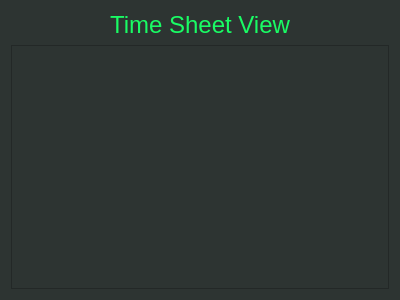
This is timesheetview.ui in evanblough/timesheet_app as Qt 5 draws it before an edit. The edited form follows.
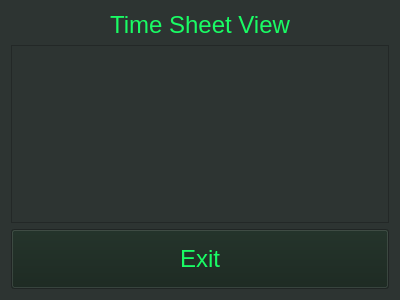
This is the edited form.

Commit message: jfc qt cmon now i can't press the damn back button on android without the app crashing

Diff of the .ui file:
```diff
--- a/timesheetview.ui
+++ b/timesheetview.ui
@@ -509,12 +509,30 @@
         <x>0</x>
         <y>0</y>
         <width>380</width>
-        <height>246</height>
+        <height>180</height>
        </rect>
       </property>
      </widget>
     </widget>
    </item>
+   <item row="2" column="0">
+    <widget class="QPushButton" name="exit_button">
+     <property name="minimumSize">
+      <size>
+       <width>0</width>
+       <height>60</height>
+      </size>
+     </property>
+     <property name="font">
+      <font>
+       <pointsize>18</pointsize>
+      </font>
+     </property>
+     <property name="text">
+      <string>Exit</string>
+     </property>
+    </widget>
+   </item>
   </layout>
  </widget>
  <resources/>
```
The commit also changes 8 other files.
